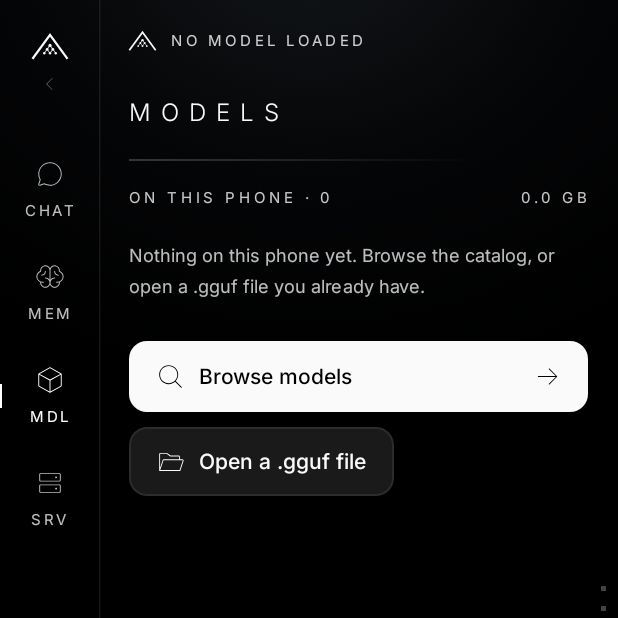
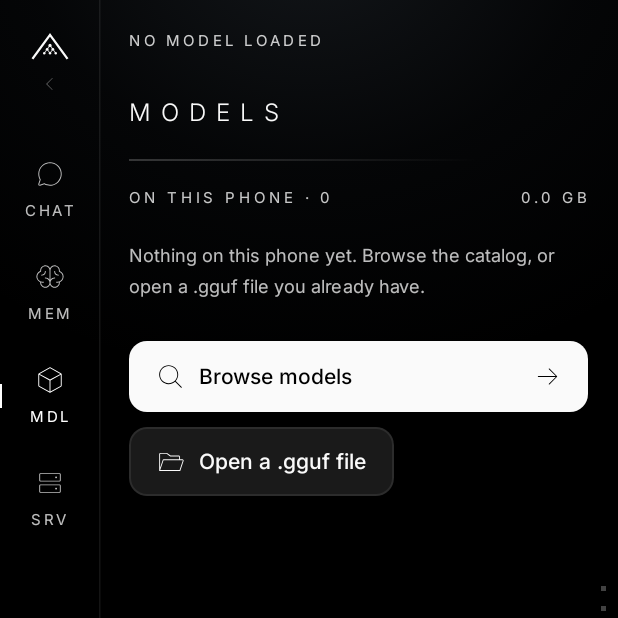
Before and after one commit to janik96v/AIpaca, an Android app built with Jetpack Compose: the models screen opened through its navigation route, on a phone screen of 412 x 824 dp, the top half of it. Run offline under Robolectric (Android 15) with nearby library versions, the phone set to English and light mode, and no system bars; pictures from the network do not load.

Commit message:
fix(ui): one firn mark in the chrome, on the rail
The status line showed the mark next to the model state while the rail
right beside it shows it too. The status line now carries the state
alone; with the rail collapsed, its handle keeps the mark.

Co-Authored-By: Claude Opus 5.5 (1M context) <noreply@anthropic.com>

```diff
--- a/app/src/main/kotlin/ch/firn/app/ui/MainActivity.kt
+++ b/app/src/main/kotlin/ch/firn/app/ui/MainActivity.kt
@@ -173,7 +173,6 @@ private fun FirnApp() {
                 ) {
                     StatusLine(
                         text          = presence.statusLine,
-                        thinking      = presence.streaming,
                         railCollapsed = railHidden,
                         onExpandRail  = { railHidden = false },
                         onHistory     = { historyOpen = true },
--- a/app/src/main/kotlin/ch/firn/app/ui/shell/AppShell.kt
+++ b/app/src/main/kotlin/ch/firn/app/ui/shell/AppShell.kt
@@ -234,15 +234,14 @@ private fun RailItem(screen: Screen, selected: Boolean, onClick: () -> Unit) {
 // ---- Status line ------------------------------------------------------------------
 
 /**
- * Top line of the content column: the firn mark and the model state; the mark
- * thinks while the model streams. With the rail collapsed the line also
- * carries the rail handle (left) and the rail's bottom actions — modes and
+ * Top line of the content column: the model state. The firn mark lives on the
+ * rail, not here; with the rail collapsed the line carries the rail handle
+ * (list glyph + mark) on the left and the rail's bottom actions — modes and
  * history — on the right.
  */
 @Composable
 fun StatusLine(
     text: String,
-    thinking: Boolean,
     railCollapsed: Boolean,
     onExpandRail: () -> Unit,
     onHistory: () -> Unit,
@@ -269,7 +268,6 @@ fun StatusLine(
                 FirnMark(Modifier.size(width = 20.dp, height = 15.dp))
             }
         }
-        FirnMark(Modifier.size(width = 18.dp, height = 13.dp), thinking = thinking)
         Tracked(
             text,
             InkType.Status,
```
Also changed, not shown: 1 other file.
